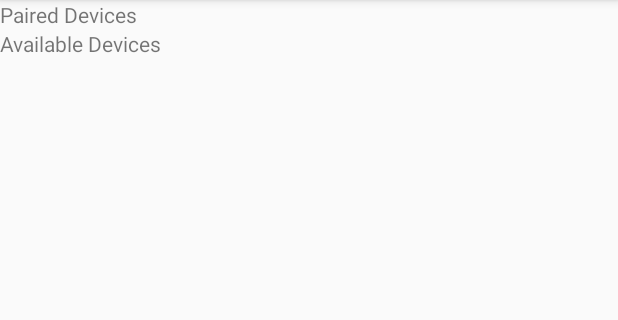
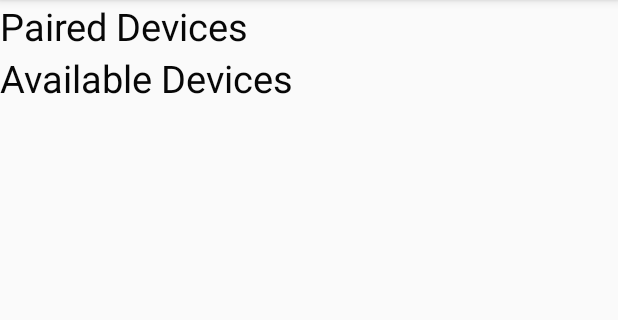
Before and after one commit to RayDeveloper/BluetoothChatApp, an Android app: the DeviceListActivity screen opened directly, with no data from a screen before it, on a phone screen of 412 x 824 dp, the part 84-404 px from its top. Run offline under Robolectric (Android 15) with nearby library versions, the phone set to English and light mode, and no system bars.

Commit message:
change font colour and size

```diff
--- a/app/src/main/res/layout/activity_device_list.xml
+++ b/app/src/main/res/layout/activity_device_list.xml
@@ -16,20 +16,28 @@
     <TextView
         android:layout_width="match_parent"
         android:layout_height="wrap_content"
-        android:text="@string/str_paired_devices" />
+        android:text="@string/str_paired_devices"
+        android:textColor="#070707"
+        android:textSize="25sp" />
 
     <ListView
         android:id="@+id/list_paired_devices"
         android:layout_width="match_parent"
-        android:layout_height="wrap_content" />
+        android:layout_height="wrap_content"
+        android:textSize="20sp"
+        />
 
     <TextView
         android:layout_width="match_parent"
         android:layout_height="wrap_content"
+        android:textSize="25sp"
+        android:textColor="#070707"
         android:text="@string/str_available_devices" />
 
     <ListView
         android:id="@+id/list_available_devices"
         android:layout_width="match_parent"
-        android:layout_height="wrap_content" />
+        android:layout_height="wrap_content"
+        android:textSize="20sp"
+        />
 </LinearLayout>
--- a/app/src/main/res/layout/message_layout.xml
+++ b/app/src/main/res/layout/message_layout.xml
@@ -1,4 +1,6 @@
 <?xml version="1.0" encoding="utf-8"?>
 <TextView xmlns:android="http://schemas.android.com/apk/res/android"
     android:layout_width="match_parent"
-    android:layout_height="wrap_content" />
+    android:layout_height="wrap_content"
+    android:textColor="#101010"
+    android:textSize="25sp"/>
```
Also changed, not shown: app/src/main/java/com/androidtut/qaifi/bluetoothchatapp/MainActivity.java (+9 -3 lines), app/src/main/res/layout/activity_main.xml (+9 -3 lines).
